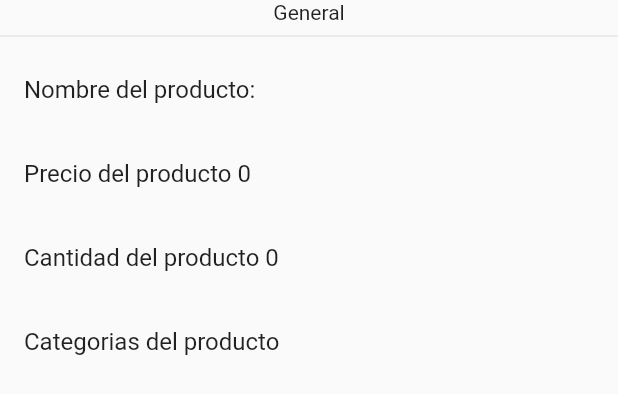
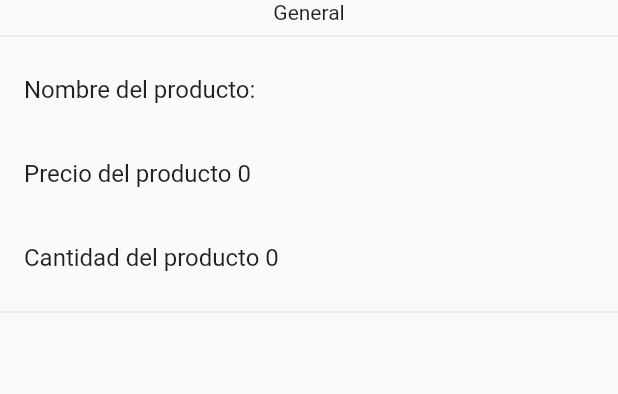
Before and after one commit to C3sarAcosta/inventario, a Flutter app: the InformacionProducto widget shown alone on an empty page, opened directly with empty values, on a phone screen of 412 x 824 dp. Shown: the top 394 px of the screen. Run offline on Flutter 3.47's test engine with Material 2 defaults, Android fonts, the phone set to English and light mode, and no system bars; our stand-ins replace get.

Commit message:
Categorias

```diff
--- a/lib/src/controllers/producto_controller.dart
+++ b/lib/src/controllers/producto_controller.dart
@@ -20,6 +20,12 @@ class ProductoController extends GetxController {
     });
   }
 
+  void agregarCategoria(String pCategoria) {
+    this.producto.update((val) {
+      val!.categorias = [...val.categorias, pCategoria];
+    });
+  }
+
   void cambiarCantidad(int pCantidad) {
     this.producto.update((val1) {
       val1!.cantidad = pCantidad;
--- a/lib/src/pages/mod_producto_page.dart
+++ b/lib/src/pages/mod_producto_page.dart
@@ -41,7 +41,10 @@ class ModProductoPage extends StatelessWidget {
             MaterialButton(
               color: Colors.blueGrey,
               child: Text('Agregar Categoria'),
-              onPressed: () {},
+              onPressed: () {
+                productoCtrl.agregarCategoria(
+                    'Categoria #${productoCtrl.producto.value.categorias.length}');
+              },
             ),
           ],
         ),
--- a/lib/src/pages/producto_page.dart
+++ b/lib/src/pages/producto_page.dart
@@ -63,9 +63,13 @@ class InformacionProducto extends StatelessWidget {
           ListTile(
             title: Text('Cantidad del producto ${this.producto.cantidad}'),
           ),
-          ListTile(
-            title: Text('Categorias del producto'),
-          ),
+          Divider(),
+          //... Sprep
+          ...producto.categorias.map(
+            (e) => ListTile(
+              title: Text(e),
+            ),
+          )
         ],
       ),
     );
```
